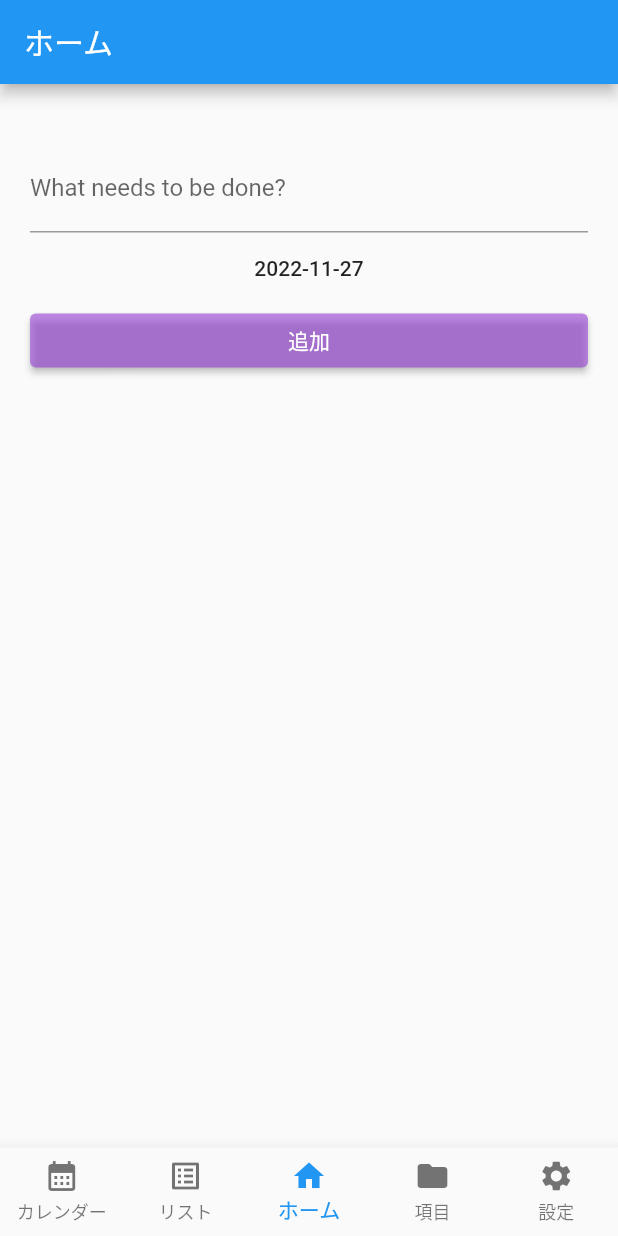
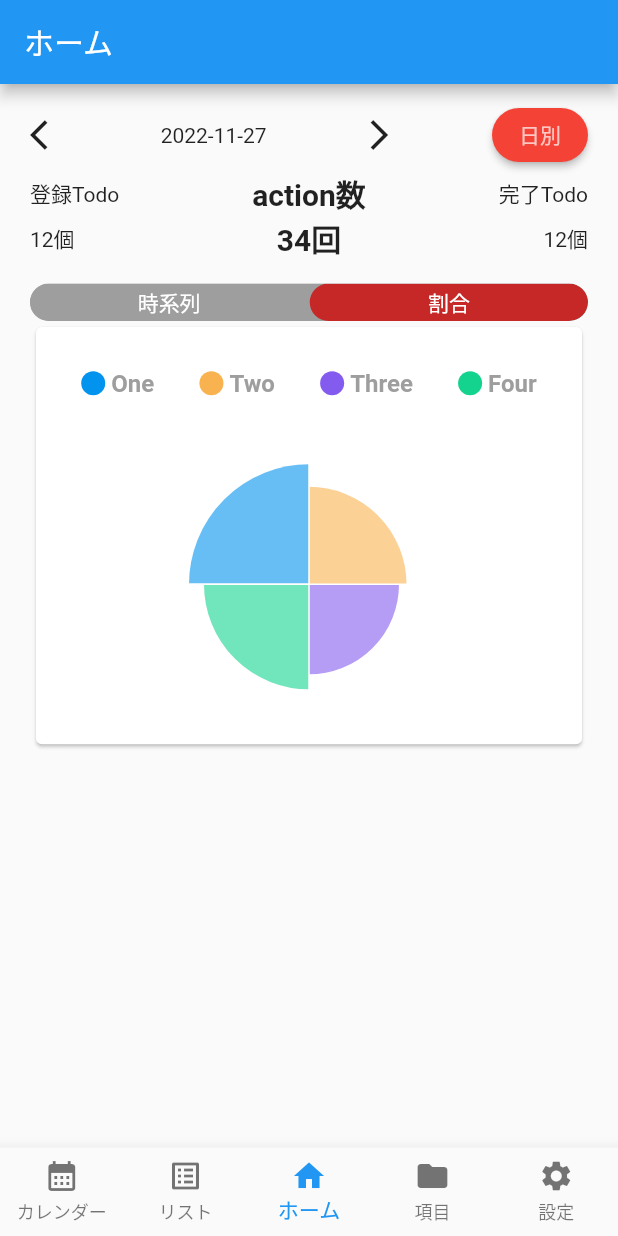
Before and after one commit to syasuki/project_manage, a Flutter app: the screen it shows after launch, on a phone screen of 412 x 824 dp. Run offline on Flutter 3.47's test engine with Material 2 defaults, Android fonts, the phone set to English and light mode, and no system bars; drawn by our look-alikes of fl_chart, toggle_switch; our stand-ins replace awesome_dialog, flutter_hooks, flutter_riverpod, hooks_riverpod, sqflite, state_notifier; missing offline and left inert: dart:html; accounts and stored records are empty; Roboto replaces fonts that are missing (Helvetica Neue).

Commit message:
add home_view design

```diff
--- a/lib/view/home_view.dart
+++ b/lib/view/home_view.dart
@@ -3,6 +3,8 @@ import 'package:flutter/material.dart';
 import 'package:hooks_riverpod/hooks_riverpod.dart';
 import 'package:intl/intl.dart';
 import 'package:pro_sche/view/todo_view.dart';
+import 'package:pro_sche/view/ui/pie_chart.dart';
+import 'package:toggle_switch/toggle_switch.dart';
 
 class Home extends HookConsumerWidget {
   const Home({Key? key}) : super(key: key);
@@ -10,6 +12,7 @@ class Home extends HookConsumerWidget {
   @override
   Widget build(BuildContext context, WidgetRef ref) {
     var outputFormat = DateFormat('yyyy-MM-dd');
+    int touchedIndex = -1;
 
     void onPressedRaisedButton() async {
       final DateTime? picked = await showDatePicker(
@@ -28,45 +31,81 @@ class Home extends HookConsumerWidget {
       body:GestureDetector(
         onTap: () => FocusScope.of(context).unfocus(),
         child: Scaffold(
-          body: Scrollbar(
-            child:ListView(
-              padding: const EdgeInsets.symmetric(horizontal: 20, vertical: 40),
-              children: [
-                //const Title(),
-                TextField(
-                  key: addTodoKey,
-                  decoration: const InputDecoration(
-                    labelText: 'What needs to be done?',
+          body: Padding(
+            padding: EdgeInsets.symmetric(horizontal: 20, vertical: 10),
+            child:Column(
+            mainAxisAlignment: MainAxisAlignment.start,
+            children: [
+              Row(
+                mainAxisAlignment: MainAxisAlignment.spaceBetween,
+                children: [
+                  Icon(Icons.arrow_back_ios),
+                  Text(outputFormat.format(ref.watch(dateProvider))),
+                  Icon(Icons.arrow_forward_ios),
+                  ElevatedButton(
+                    child: const Text('日別'),
+                    style: ElevatedButton.styleFrom(
+                      foregroundColor: Colors.white70,
+                      backgroundColor: Colors.red,
+                      shape: const StadiumBorder(),
+                    ),
+                    onPressed: () {},
                   ),
-                  onSubmitted: (value) {
-                    //ref.read(todoListProvider.notifier).add(newTodoController.text);
-                    //newTodoController.clear();
-                  },
-                ),
-                TextButton(
-                  style: TextButton.styleFrom(
-                    primary: Colors.black87,
+
+
+                ],
+              ),
+              Row(
+                mainAxisAlignment: MainAxisAlignment.spaceBetween,
+                children: [
+                  Text("登録Todo",textAlign: TextAlign.center,),
+                  Text("action数",
+                    textAlign: TextAlign.center,
+                    style: TextStyle(
+                      fontSize: 20,
+                      fontWeight: FontWeight.bold,
+                      fontFamily: 'Helvetica Neue',
+                    ),
                   ),
-                  child: Text(outputFormat.format(ref.watch(dateProvider))),
-                  onPressed: onPressedRaisedButton,
-                ),
-                ElevatedButton(
-                  child: const Text('追加'),
-                  style: ElevatedButton.styleFrom(
-                    primary: Color(0xff9941d8).withOpacity(0.6),
-                    onPrimary: Colors.white,
+                  Text("完了Todo",textAlign: TextAlign.center,),
+                ],
+              ),
+              Row(
+                mainAxisAlignment: MainAxisAlignment.spaceBetween,
+                children: [
+                  Text("12個",textAlign: TextAlign.center),
+                  Text("34回",
+                    textAlign: TextAlign.center,
+                    style: TextStyle(
+                      fontSize: 20,
+                      fontWeight: FontWeight.bold,
+                      fontFamily: 'Helvetica Neue',
+                    ),
                   ),
-                  onPressed: () {
-                    /*
-                  ref.read(todoListProvider.notifier).add(newTodoController.text,ref.watch(dateProvider));
-                  ref.read(calenderListProvider.notifier).get();
-                  newTodoController.clear();
+                  Text("12個",textAlign: TextAlign.center,),
+                ],
+              ),
+              const SizedBox(height: 15),
+              ToggleSwitch(
+                minWidth: (MediaQuery.of(context).size.width - 41) / 2,
+                minHeight: 25,
+                cornerRadius: 20.0,
+                activeBgColors: [[Colors.green[800]!], [Colors.red[800]!]],
+                activeFgColor: Colors.white,
+                inactiveBgColor: Colors.grey,
+                inactiveFgColor: Colors.white,
+                initialLabelIndex: 1,
+                totalSwitches: 2,
+                labels: ['時系列', '割合'],
+                radiusStyle: true,
+                onToggle: (index) {
+                  print('switched to: $index');
+                },
+              ),
+              PieChartSample1(),
 
-                   */
-                  },
-                ),
-              ],
-            ),
+            ],
+          ),
           ),
         ),
       ),);
--- a/lib/view/todo_view.dart
+++ b/lib/view/todo_view.dart
@@ -101,7 +101,7 @@ class TodoHome extends HookConsumerWidget {
                 inactiveFgColor: Colors.white,
                 initialLabelIndex: 1,
                 totalSwitches: 2,
-                labels: ['タイムライン表示', 'LIST表示'],
+                labels: ['タイムライン表示', '登録順表示'],
                 radiusStyle: true,
                 onToggle: (index) {
                   print('switched to: $index');
--- /dev/null
+++ b/lib/view/ui/indicator.dart
@@ -0,0 +1,44 @@
+import 'package:flutter/material.dart';
+
+class Indicator extends StatelessWidget {
+  const Indicator({
+    super.key,
+    required this.color,
+    required this.text,
+    required this.isSquare,
+    this.size = 16,
+    this.textColor = const Color(0xff505050),
+  });
+  final Color color;
+  final String text;
+  final bool isSquare;
+  final double size;
+  final Color textColor;
+
+  @override
+  Widget build(BuildContext context) {
+    return Row(
+      children: <Widget>[
+        Container(
+          width: size,
+          height: size,
+          decoration: BoxDecoration(
+            shape: isSquare ? BoxShape.rectangle : BoxShape.circle,
+            color: color,
+          ),
+        ),
+        const SizedBox(
+          width: 4,
+        ),
+        Text(
+          text,
+          style: TextStyle(
+            fontSize: 16,
+            fontWeight: FontWeight.bold,
+            color: textColor,
+          ),
+        )
+      ],
+    );
+  }
+}
```
Also changed, not shown: lib/view/ui/pie_chart.dart (added, +183 -0 lines).
